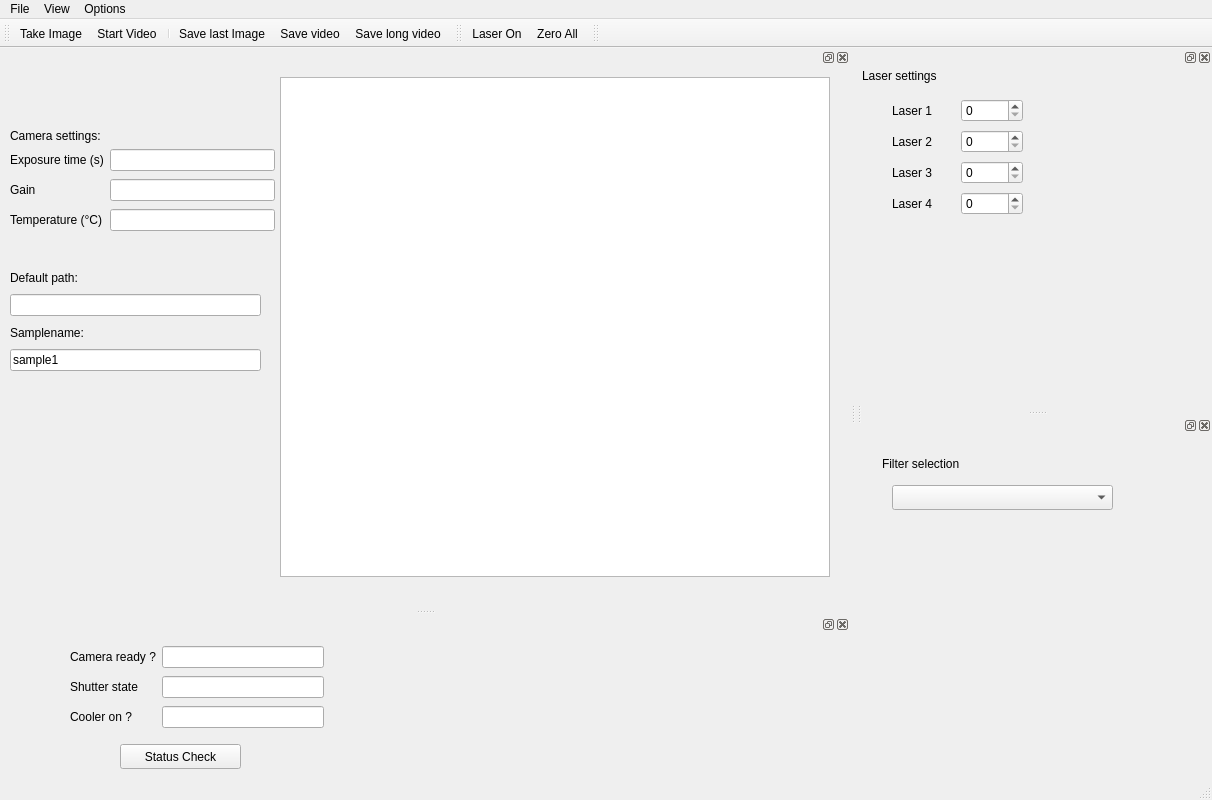
Before: the Qt Designer form gui/fluorescence_microscopy/ui_basic.ui in fbarho/qudi-cbs, drawn with Qt 5.
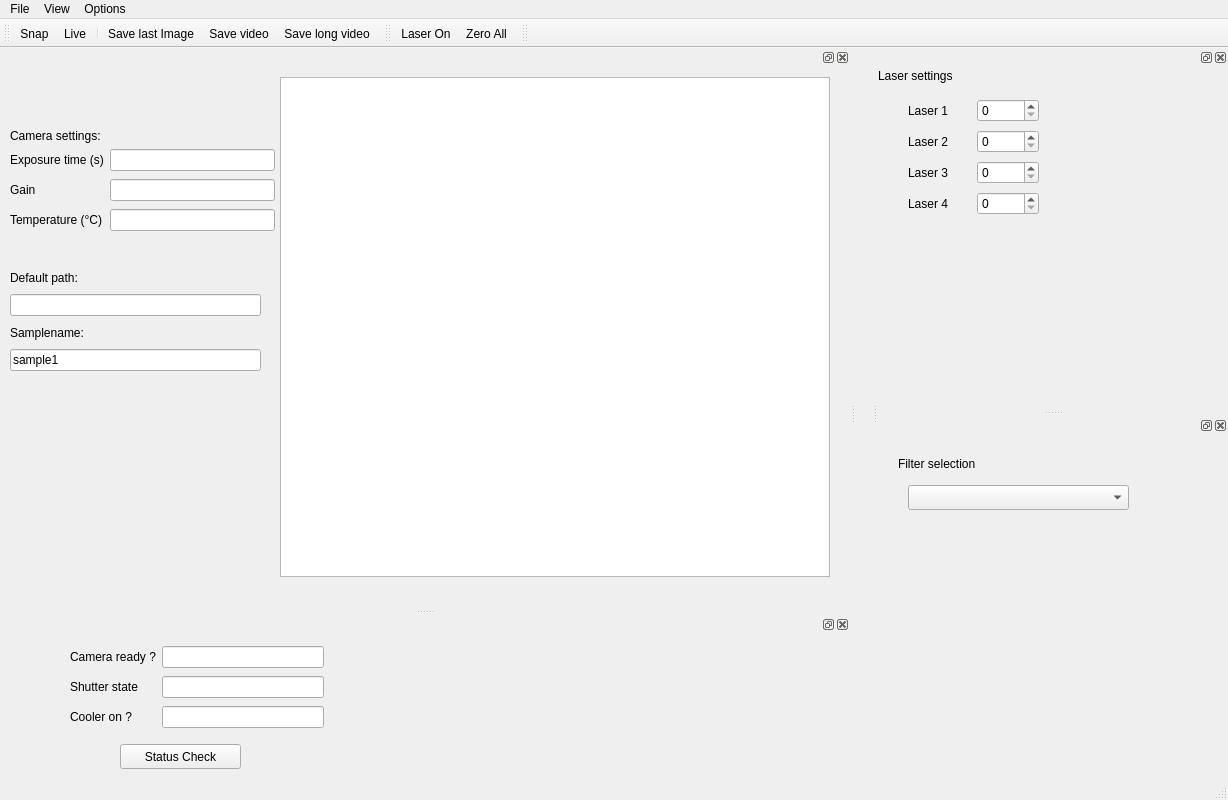
After: the same form once the commit is applied. Custom widgets are drawn as their Qt base class.

```diff
--- a/gui/fluorescence_microscopy/ui_basic.ui
+++ b/gui/fluorescence_microscopy/ui_basic.ui
@@ -6,7 +6,7 @@
    <rect>
     <x>0</x>
     <y>0</y>
-    <width>1116</width>
+    <width>1228</width>
     <height>800</height>
    </rect>
   </property>
@@ -23,7 +23,7 @@
     <rect>
      <x>0</x>
      <y>0</y>
-     <width>1116</width>
+     <width>1228</width>
      <height>22</height>
     </rect>
    </property>
@@ -79,7 +79,7 @@
    </property>
    <property name="minimumSize">
     <size>
-     <width>270</width>
+     <width>350</width>
      <height>350</height>
     </size>
    </property>
@@ -482,7 +482,7 @@
     <bool>true</bool>
    </property>
    <property name="text">
-    <string>Start Video</string>
+    <string>Live</string>
    </property>
    <property name="toolTip">
     <string>Start the acquisition</string>
@@ -493,7 +493,7 @@
     <bool>true</bool>
    </property>
    <property name="text">
-    <string>Take Image</string>
+    <string>Snap</string>
    </property>
    <property name="toolTip">
     <string>Take an image</string>
```
Left out of the diff: 2 changed lines with no effect on the pictures.
